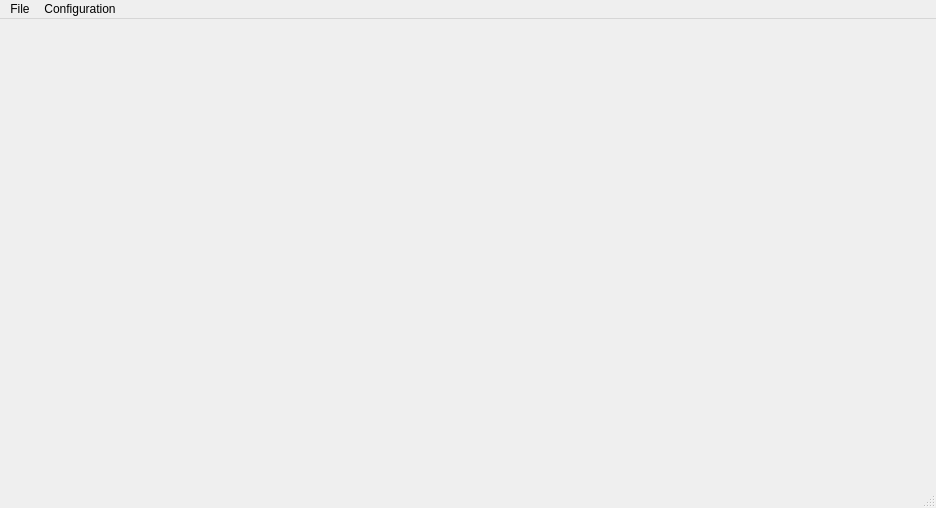
pioupus/maxdoas_app, file maxdoas/mainwindow.ui: the form before one commit.
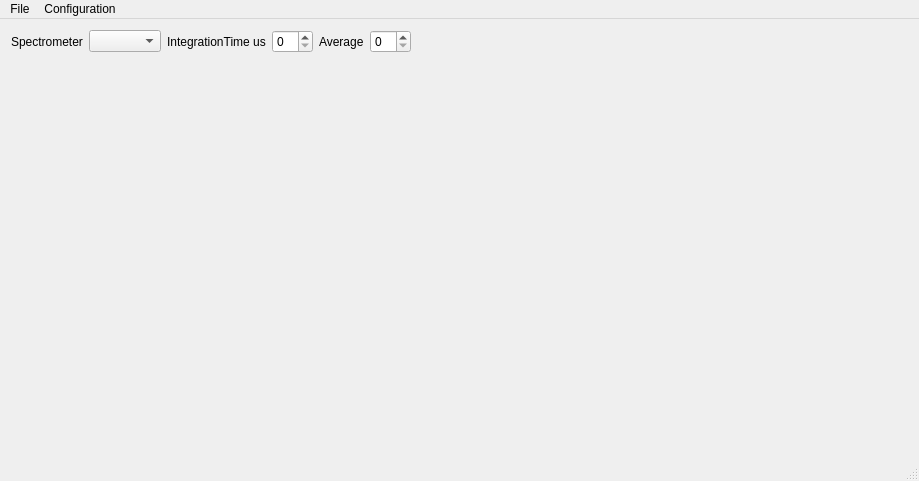
The form after the commit.

The edit to the form file:
```diff
--- a/maxdoas/mainwindow.ui
+++ b/maxdoas/mainwindow.ui
@@ -6,37 +6,125 @@
    <rect>
     <x>0</x>
     <y>0</y>
-    <width>936</width>
-    <height>508</height>
+    <width>919</width>
+    <height>481</height>
    </rect>
   </property>
+  <property name="sizePolicy">
+   <sizepolicy hsizetype="Preferred" vsizetype="Preferred">
+    <horstretch>0</horstretch>
+    <verstretch>0</verstretch>
+   </sizepolicy>
+  </property>
   <property name="windowTitle">
    <string>MainWindow</string>
   </property>
   <widget class="QWidget" name="centralWidget">
-   <widget class="QWidget" name="horizontalLayoutWidget">
-    <property name="geometry">
-     <rect>
-      <x>10</x>
-      <y>30</y>
-      <width>911</width>
-      <height>421</height>
-     </rect>
-    </property>
-    <layout class="QHBoxLayout" name="hbox">
-     <property name="sizeConstraint">
-      <enum>QLayout::SetDefaultConstraint</enum>
-     </property>
-    </layout>
-   </widget>
+   <property name="sizePolicy">
+    <sizepolicy hsizetype="Ignored" vsizetype="Ignored">
+     <horstretch>0</horstretch>
+     <verstretch>0</verstretch>
+    </sizepolicy>
+   </property>
+   <layout class="QGridLayout" name="gridLayout">
+    <item row="0" column="0">
+     <layout class="QVBoxLayout" name="verticalLayout">
+      <property name="sizeConstraint">
+       <enum>QLayout::SetNoConstraint</enum>
+      </property>
+      <item>
+       <layout class="QHBoxLayout" name="horizontalLayout_2">
+        <property name="sizeConstraint">
+         <enum>QLayout::SetNoConstraint</enum>
+        </property>
+        <item>
+         <widget class="QLabel" name="label">
+          <property name="layoutDirection">
+           <enum>Qt::RightToLeft</enum>
+          </property>
+          <property name="text">
+           <string>Spectrometer</string>
+          </property>
+         </widget>
+        </item>
+        <item>
+         <widget class="QComboBox" name="comboBox"/>
+        </item>
+        <item>
+         <widget class="QLabel" name="label_3">
+          <property name="layoutDirection">
+           <enum>Qt::RightToLeft</enum>
+          </property>
+          <property name="text">
+           <string>IntegrationTime us</string>
+          </property>
+         </widget>
+        </item>
+        <item>
+         <widget class="QSpinBox" name="spinBox_2"/>
+        </item>
+        <item>
+         <widget class="QLabel" name="label_2">
+          <property name="enabled">
+           <bool>true</bool>
+          </property>
+          <property name="layoutDirection">
+           <enum>Qt::RightToLeft</enum>
+          </property>
+          <property name="text">
+           <string>Average</string>
+          </property>
+         </widget>
+        </item>
+        <item>
+         <widget class="QSpinBox" name="spinBox"/>
+        </item>
+        <item>
+         <spacer name="horizontalSpacer">
+          <property name="orientation">
+           <enum>Qt::Horizontal</enum>
+          </property>
+          <property name="sizeHint" stdset="0">
+           <size>
+            <width>40</width>
+            <height>20</height>
+           </size>
+          </property>
+         </spacer>
+        </item>
+       </layout>
+      </item>
+      <item>
+       <layout class="QHBoxLayout" name="hbox">
+        <property name="sizeConstraint">
+         <enum>QLayout::SetDefaultConstraint</enum>
+        </property>
+        <item>
+         <spacer name="verticalSpacer">
+          <property name="orientation">
+           <enum>Qt::Vertical</enum>
+          </property>
+          <property name="sizeHint" stdset="0">
+           <size>
+            <width>20</width>
+            <height>40</height>
+           </size>
+          </property>
+         </spacer>
+        </item>
+       </layout>
+      </item>
+     </layout>
+    </item>
+   </layout>
   </widget>
   <widget class="QMenuBar" name="menuBar">
    <property name="geometry">
     <rect>
      <x>0</x>
      <y>0</y>
-     <width>936</width>
-     <height>25</height>
+     <width>919</width>
+     <height>23</height>
     </rect>
    </property>
    <widget class="QMenu" name="menuFile">
```
